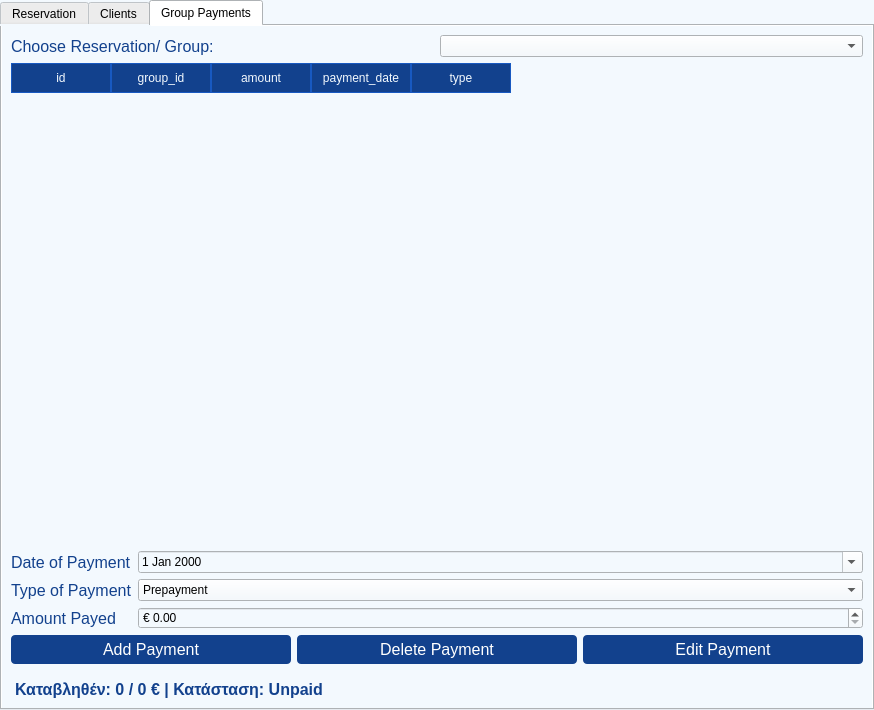
Above: ui/reservation.ui from Dimalko/telo2 before the change. Below: the same form after it.
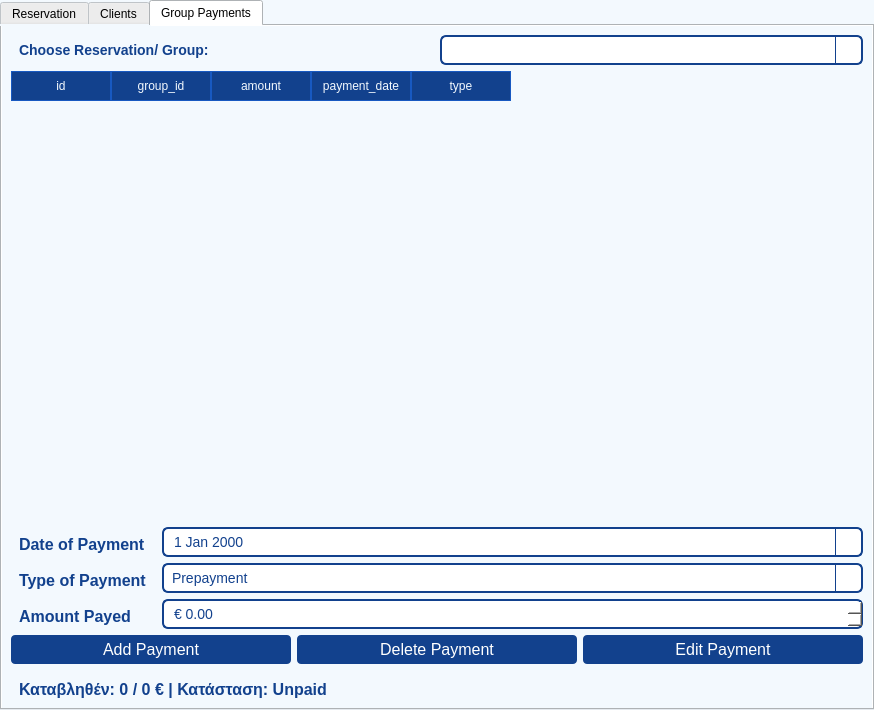
That is the form after the change.

What changed in the file:
```diff
--- a/ui/reservation.ui
+++ b/ui/reservation.ui
@@ -121,7 +121,15 @@
 QLineEdit{
 	border: 1px solid rgb(18, 65, 141);	
 	border-radius: 9px;
-}</string>
+}
+QLabel {
+    color: #12418d;
+    font-size: 14px;
+    font-weight: bold;
+    padding: 4px;
+    border-radius: 4px;
+}
+</string>
   </property>
   <widget class="QWidget" name="centralwidget">
    <property name="styleSheet">
@@ -623,13 +631,44 @@
          <layout class="QHBoxLayout" name="group_selection_layout">
           <item>
            <widget class="QLabel" name="group_label">
+            <property name="styleSheet">
+             <string notr="true">QLabel {
+    color: #12418d;
+    font-size: 14px;
+    font-weight: bold;
+    padding: 4px;
+    border-radius: 4px;
+}
+</string>
+            </property>
             <property name="text">
              <string>Choose Reservation/ Group:</string>
             </property>
            </widget>
           </item>
           <item>
-           <widget class="QComboBox" name="groupComboBox"/>
+           <widget class="QComboBox" name="groupComboBox">
+            <property name="styleSheet">
+             <string notr="true">QComboBox {
+    background-color: white;
+    border: 2px solid #12418d;
+    border-radius: 6px;
+    padding: 4px 8px;
+    font-size: 14px;
+    color: #12418d;
+}
+
+QComboBox::drop-down {
+    subcontrol-origin: padding;
+    subcontrol-position: top right;
+    width: 25px;
+    border-left: 1px solid #12418d;
+}
+
+
+</string>
+            </property>
+           </widget>
           </item>
          </layout>
         </item>
@@ -711,6 +750,23 @@
           </item>
           <item row="0" column="1">
            <widget class="QDateEdit" name="paymentDateEdit">
+            <property name="styleSheet">
+             <string notr="true">QDateEdit {
+    background-color: white;
+    border: 2px solid #12418d;
+    border-radius: 6px;
+    padding: 4px 8px;
+    font-size: 14px;
+    color: #12418d;
+}
+
+QDateEdit::drop-down {
+    subcontrol-origin: padding;
+    subcontrol-position: top right;
+    width: 25px;
+    border-left: 1px solid #12418d;
+}</string>
+            </property>
             <property name="calendarPopup">
              <bool>true</bool>
             </property>
@@ -725,6 +781,26 @@
           </item>
           <item row="1" column="1">
            <widget class="QComboBox" name="paymentTypeComboBox">
+            <property name="styleSheet">
+             <string notr="true">QComboBox {
+    background-color: white;
+    border: 2px solid #12418d;
+    border-radius: 6px;
+    padding: 4px 8px;
+    font-size: 14px;
+    color: #12418d;
+}
+
+QComboBox::drop-down {
+    subcontrol-origin: padding;
+    subcontrol-position: top right;
+    width: 25px;
+    border-left: 1px solid #12418d;
+}
+
+
+</string>
+            </property>
             <item>
              <property name="text">
               <string>Prepayment</string>
@@ -751,6 +827,26 @@
           </item>
           <item row="2" column="1">
            <widget class="QDoubleSpinBox" name="paymentAmountSpinBox">
+            <property name="styleSheet">
+             <string notr="true">QDoubleSpinBox {
+    background-color: white;
+    border: 2px solid #12418d;
+    border-radius: 6px;
+    padding: 4px 8px;
+    font-size: 14px;
+    color: #12418d;
+}
+
+QDoubleSpinBox::drop-down {
+    subcontrol-origin: padding;
+    subcontrol-position: top right;
+    width: 25px;
+    border-left: 1px solid #12418d;
+}
+
+
+</string>
+            </property>
             <property name="prefix">
              <string>€ </string>
             </property>
```
Left out of the diff: 66 changed lines with no effect on the pictures.
